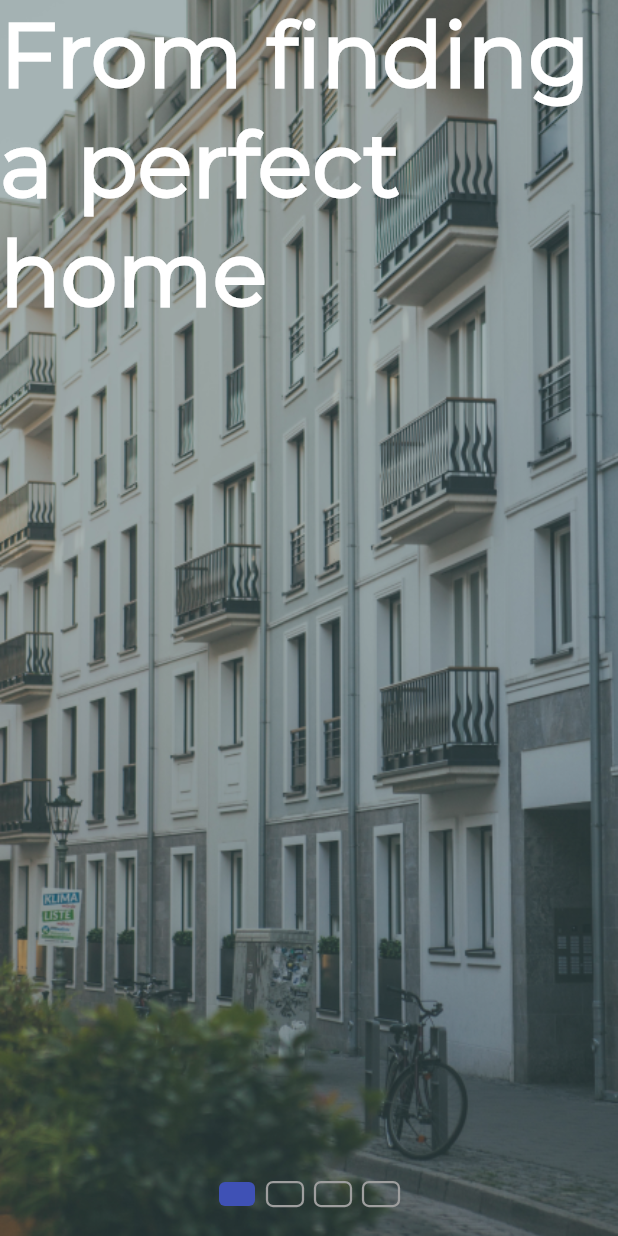
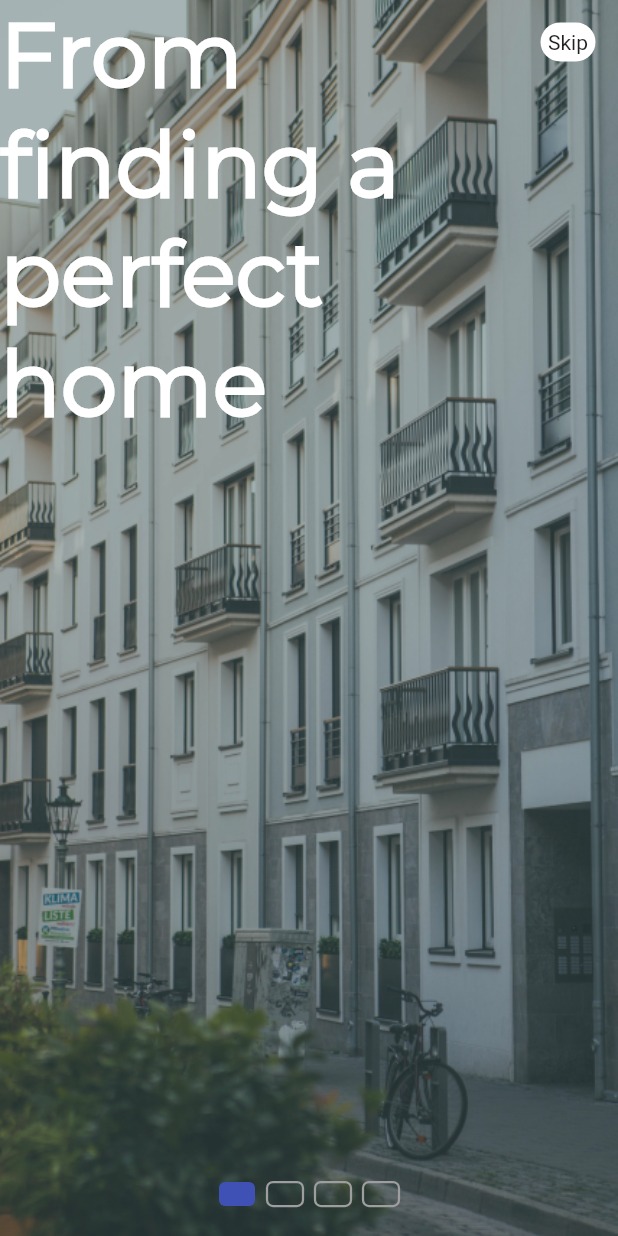
Before and after one commit to deepakkdkk/monkhood, a Flutter app: the screen it shows after launch, swiped to page 2, on a phone screen of 412 x 824 dp. Run offline on Flutter 3.47's test engine with Material 2 defaults, Android fonts, the light colour scheme and no system bars; drawn by our look-alikes of smooth_page_indicator; our stand-ins replace shared_preferences, sticky_headers.

Commit message:
half sharedpreferences added for skip button

```diff
--- a/lib/main.dart
+++ b/lib/main.dart
@@ -1,13 +1,19 @@
 import 'package:flutter/material.dart';
 import 'package:flutter/cupertino.dart';
+import 'package:monkhood/bottomBar.dart';
 import 'package:monkhood/pages/startingScreen/startingScreen.dart';
+import 'package:shared_preferences/shared_preferences.dart';
 
+void main() async {
 
-void main() {
-  runApp(MyApp());
+  final prefs = await SharedPreferences.getInstance();
+  final showHome = prefs.getBool('showHome') ?? false;
+  runApp(MyApp(showHome));
 }
 
 class MyApp extends StatefulWidget {
+  final bool showHome;
+  MyApp(this.showHome);
   @override
   _MyAppState createState() => _MyAppState();
 }
@@ -20,7 +26,7 @@ class _MyAppState extends State<MyApp> {
         primaryColor: Color(0xFF345C5F),
         fontFamily: "Montserrat",
       ),
-      home: StartingScreen(),
+      home: widget.showHome ? BottomTabBar() : StartingScreen(widget.showHome),
     );
   }
 }
--- a/lib/pages/startingScreen/homeSkipPages.dart
+++ b/lib/pages/startingScreen/homeSkipPages.dart
@@ -1,15 +1,18 @@
 import 'package:flutter/material.dart';
+import 'package:monkhood/bottomBar.dart';
 import 'package:monkhood/pages/startingScreen/loginPage.dart';
 import 'package:monkhood/pages/startingScreen/signUpPage.dart';
 import 'package:smooth_page_indicator/smooth_page_indicator.dart';
-
+import 'package:shared_preferences/shared_preferences.dart';
 
 class HomeSkipPages extends StatefulWidget {
+  final bool showHome;
+  HomeSkipPages(this.showHome);
   @override
   _HomeSkipPagesState createState() => _HomeSkipPagesState();
 }
 
-class _HomeSkipPagesState extends State<HomeSkipPages> {
+class _HomeSkipPagesState extends State<HomeSkipPages> with SingleTickerProviderStateMixin{
   PageController pageController = new PageController();
   @override
   Widget build(BuildContext context) {
@@ -54,7 +57,7 @@ class _HomeSkipPagesState extends State<HomeSkipPages> {
                             activeDotColor: Colors.indigo),
                         onDotClicked: (index) {
                           return pageController.animateToPage(index,
-                              duration: Duration(milliseconds: 500),
+                              duration: Duration(milliseconds: 250),
                               curve: Curves.bounceInOut);
                         },
                       ),
@@ -94,13 +97,42 @@ class _StartingScreenImageState extends State<StartingScreenImage> {
             fit: BoxFit.fitWidth,
           ),
         ),
-        Text(
+        Positioned(
+          top: 15,
+          right: 15,
+          child: InkWell(
+            child: Container(
+              decoration: BoxDecoration(
+                color: Colors.white,
+                borderRadius: BorderRadius.all(
+                  Radius.circular(15),
+                )
+              ),
+              child: Center(child:
+              Padding(
+                padding: const EdgeInsets.all(5.0),
+                child: Text('Skip'),
+              ),),
+            ),
+            onTap: () async{
+              final prefs = await SharedPreferences.getInstance();
+              prefs.setBool('showHome', true);
+
+              Navigator.push(context, MaterialPageRoute(builder: (context) => BottomTabBar()));
+            },
+          ),
+
+        ),
+        Padding(
+          padding: const EdgeInsets.fromLTRB(0, 0, 20, 0),
+          child: Text(
             '${widget.text}',
             style: TextStyle(
                 color: Colors.white,
                 fontSize: 60,
                 fontWeight: FontWeight.bold,
                 fontFamily: 'Montserrat'),
+          ),
         ),
       ],
     );
--- a/lib/pages/startingScreen/startingScreen.dart
+++ b/lib/pages/startingScreen/startingScreen.dart
@@ -6,6 +6,8 @@ import 'package:monkhood/pages/startingScreen/logoAnimationPage.dart';
 
 
 class StartingScreen extends StatefulWidget {
+  final bool showHome;
+  StartingScreen(this.showHome);
   @override
   _StartingScreenState createState() => _StartingScreenState();
 }
@@ -21,7 +23,7 @@ class _StartingScreenState extends State<StartingScreen> {
           controller: pageController2,
           children: [
             LogoAnimationPage(),
-            HomeSkipPages(),
+            HomeSkipPages(widget.showHome),
           ],
         ),
       ),
--- a/pubspec.yaml
+++ b/pubspec.yaml
@@ -31,6 +31,7 @@ dependencies:
   sticky_headers: ^0.2.0
   smooth_page_indicator: ^1.0.0+2
   http:
+  shared_preferences:
 
 dev_dependencies:
   flutter_test:
```
Also changed, not shown: lib/pages/startingScreen/loginPage.dart (+48 -9 lines), lib/pages/startingScreen/modelLogin.dart (added, +10 -0 lines), lib/pages/startingScreen/signUpPage.dart (+12 -6 lines), pubspec.lock, 1 other file. Lines whose indentation alone changed are shown as unchanged.
